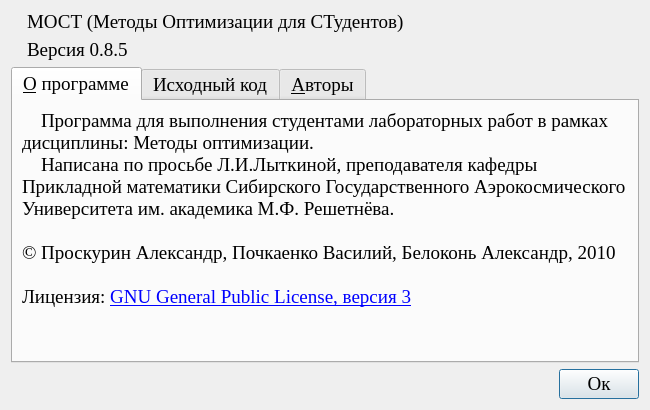
First picture: the form in optimizationmethods/ui/aboutProgram.ui, repository Eliminationzx/optimizationmethods, before the edit.
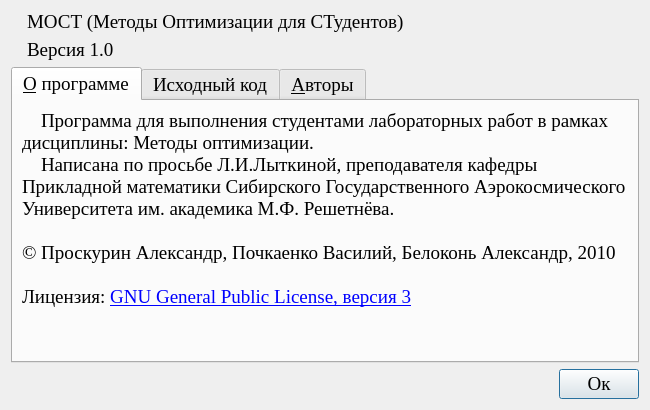
Second picture: the form after the edit. Icons and pictures are not drawn.

Commit message: Поправил окно о программе: теперь гордая версия 1.0.

Diff of the .ui file:
```diff
--- a/optimizationmethods/ui/aboutProgram.ui
+++ b/optimizationmethods/ui/aboutProgram.ui
@@ -55,7 +55,7 @@
          <item>
           <widget class="QLabel" name="label_3">
            <property name="text">
-            <string>Версия 0.8.5</string>
+            <string>Версия 1.0</string>
            </property>
           </widget>
          </item>
```
